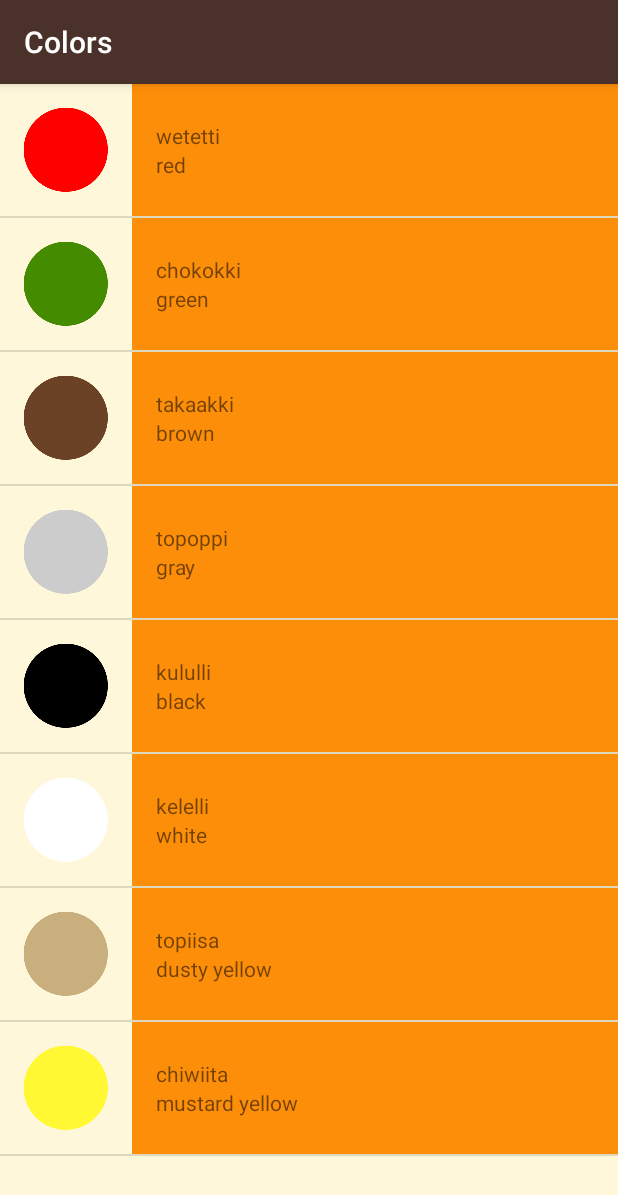
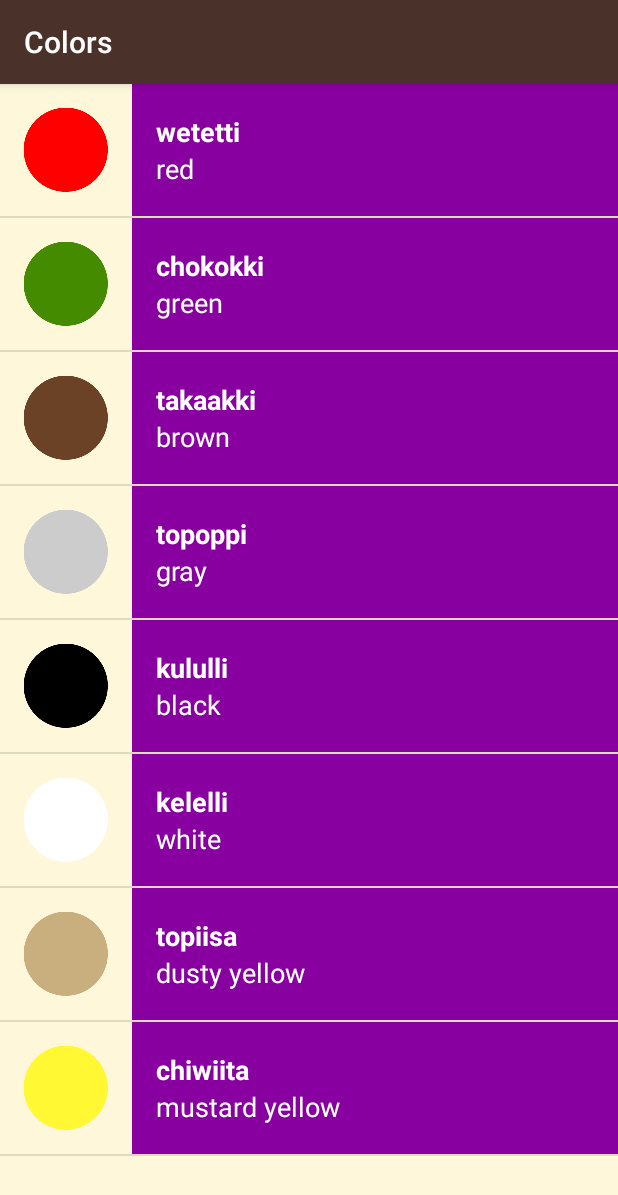
Before and after one commit to torrezno/miwok, an Android app: the ColorsActivity screen opened directly, with no data from a screen before it, on a phone screen of 412 x 824 dp. Shown: the top 1195 px of the screen. Run offline under Robolectric (Android 15) with nearby library versions, the phone set to English and light mode, and no system bars.

Commit message:
feat: Added proper styling for colors and texts

```diff
--- a/app/src/main/java/com/example/android/miwok/ColorsActivity.java
+++ b/app/src/main/java/com/example/android/miwok/ColorsActivity.java
@@ -23,7 +23,7 @@ public class ColorsActivity extends AppCompatActivity {
         words.add(new Word("topiisa", "dusty yellow",R.drawable.color_dusty_yellow));
         words.add(new Word("chiwiita", "mustard yellow",R.drawable.color_mustard_yellow));
 
-        WordAdapter itemsAdapter = new WordAdapter(this, words,getResources().getColor(R.color.tan_background));
+        WordAdapter itemsAdapter = new WordAdapter(this, words,getResources().getColor(R.color.category_colors));
         ListView listView = (ListView) findViewById(R.id.list);
         listView.setAdapter(itemsAdapter);
         listView.setBackgroundColor(getResources().getColor(R.color.tan_background));
--- a/app/src/main/java/com/example/android/miwok/FamilyActivity.java
+++ b/app/src/main/java/com/example/android/miwok/FamilyActivity.java
@@ -25,7 +25,7 @@ public class FamilyActivity extends AppCompatActivity {
         words.add(new Word("ama", "grandmother",R.drawable.family_grandmother));
         words.add(new Word("paapa", "grandfather",R.drawable.family_grandfather));
 
-        WordAdapter itemsAdapter = new WordAdapter(this, words);
+        WordAdapter itemsAdapter = new WordAdapter(this, words, getResources().getColor(R.color.category_family));
         ListView listView = (ListView) findViewById(R.id.list);
         listView.setAdapter(itemsAdapter);
     }
--- a/app/src/main/java/com/example/android/miwok/NumbersActivity.java
+++ b/app/src/main/java/com/example/android/miwok/NumbersActivity.java
@@ -33,7 +33,7 @@ public class NumbersActivity extends AppCompatActivity {
         words.add(new Word("wo'e", "nine", R.drawable.number_nine));
         words.add(new Word("na'aacha", "ten", R.drawable.number_ten));
 
-        WordAdapter itemsAdapter = new WordAdapter(this, words);
+        WordAdapter itemsAdapter = new WordAdapter(this, words,getResources().getColor(R.color.category_numbers));
         ListView listView = (ListView) findViewById(R.id.list);
         listView.setAdapter(itemsAdapter);
 
--- a/app/src/main/java/com/example/android/miwok/PhrasesActivity.java
+++ b/app/src/main/java/com/example/android/miwok/PhrasesActivity.java
@@ -25,7 +25,7 @@ public class PhrasesActivity extends AppCompatActivity {
         words.add(new Word("yoowutis", "Let's go"));
         words.add(new Word("әnni'nem", "Come here"));
 
-        WordAdapter itemsAdapter = new WordAdapter(this, words);
+        WordAdapter itemsAdapter = new WordAdapter(this, words, getResources().getColor(R.color.category_phrases));
         ListView listView = (ListView) findViewById(R.id.list);
         listView.setAdapter(itemsAdapter);
     }
--- a/app/src/main/java/com/example/android/miwok/WordAdapter.java
+++ b/app/src/main/java/com/example/android/miwok/WordAdapter.java
@@ -51,7 +51,8 @@ public class WordAdapter extends ArrayAdapter<Word>{
         // Get the {@link AndroidFlavor} object located at this position in the list
         Word currentWord = getItem(position);
 
-
+        View layout = listItemView.findViewById(R.id.layout);
+        layout.setBackgroundColor(mColor);
 
         // Find the TextView in the list_item.xml layout with the ID version_name
         TextView miwokTextView = (TextView) listItemView.findViewById(R.id.miwokTranslation);
--- a/app/src/main/res/layout/list_item.xml
+++ b/app/src/main/res/layout/list_item.xml
@@ -29,13 +29,17 @@
         android:id="@+id/miwokTranslation"
         android:layout_width="match_parent"
         android:layout_height="wrap_content"
-
+        android:textColor="@color/category_text"
+        android:textStyle="bold"
+        android:textAppearance="?android:textAppearanceMedium"
         tools:text="lutti"/>
 
     <TextView
         android:id="@+id/defaultTranslation"
         android:layout_width="match_parent"
         android:layout_height="wrap_content"
+        android:textColor="@color/category_text"
+        android:textAppearance="?android:textAppearanceMedium"
         tools:text="one"/>
 
 </LinearLayout>
```
